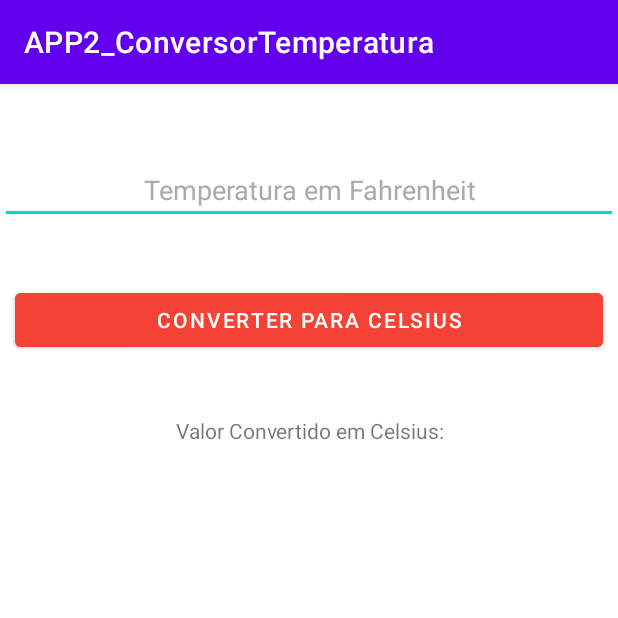
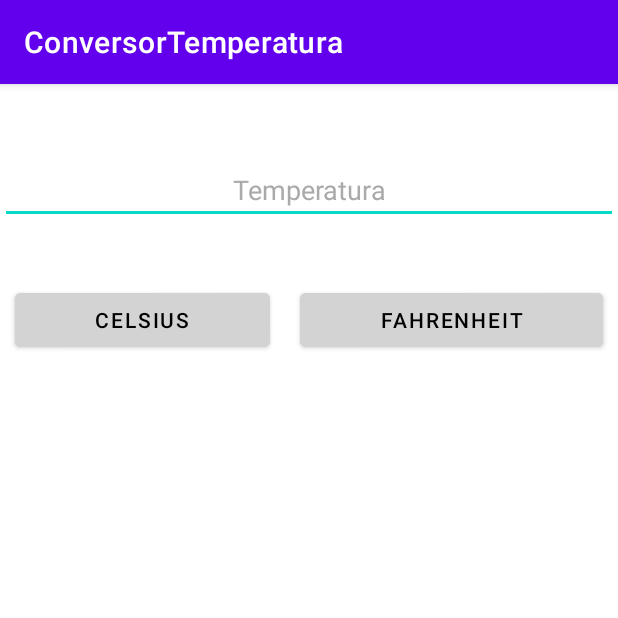
Before and after one commit to doc0185/IFSP_DesenvolvimentoMobile, an Android app: the screen it shows after launch (MainActivity), on a phone screen of 412 x 824 dp, the top half of it. Run offline under Robolectric (Android 15) with nearby library versions, the phone set to English and light mode, and no system bars.

Commit message:
Versão 2

```diff
--- a/app/src/main/java/com/example/app2_conversortemperatura/MainActivity.java
+++ b/app/src/main/java/com/example/app2_conversortemperatura/MainActivity.java
@@ -13,6 +13,8 @@ public class MainActivity extends AppCompatActivity implements View.OnClickListe
 
     private EditText valorEditText;
     private Button coverterPCelsius;
+
+    private Button coverterPFahrenheit;
     private TextView valorConvertidoTextView;
 
     @Override
@@ -26,6 +28,9 @@ public class MainActivity extends AppCompatActivity implements View.OnClickListe
         coverterPCelsius = findViewById(R.id.button_converter_p_celsius);
         coverterPCelsius.setOnClickListener(this);
 
+        coverterPFahrenheit = findViewById(R.id.button_converter_p_fahrenheit);
+        coverterPFahrenheit.setOnClickListener(this);
+
     }
 
     @Override
@@ -35,7 +40,15 @@ public class MainActivity extends AppCompatActivity implements View.OnClickListe
             double valorCelsius;
             valorCelsius = CelsiusStrategy.getIntance().getConversion(valorEscrito);
 
-            valorConvertidoTextView.setText(String.format("%.2fº", valorCelsius));
+            valorConvertidoTextView.setText(String.format("%.2f ºC", valorCelsius));
+        }
+
+        if (view == coverterPFahrenheit){
+            double valorEscrito = getValue();
+            double valorFahrenheit;
+            valorFahrenheit = FahrenheitStrategy.getIntance().getConversion(valorEscrito);
+
+            valorConvertidoTextView.setText(String.format("%.2f ºF", valorFahrenheit));
         }
     }
 
--- a/app/src/main/res/layout/activity_main.xml
+++ b/app/src/main/res/layout/activity_main.xml
@@ -14,7 +14,7 @@
         android:layout_marginTop="48dp"
         android:inputType="numberDecimal"
         android:textAlignment="center"
-        android:hint="@string/temperatura_em_fahrenheit"
+        android:hint="@string/temperatura"
         android:textColorHint="#aaa"/>
 
     <LinearLayout
@@ -31,16 +31,23 @@
             android:layout_marginStart="10dp"
             android:layout_marginEnd="10dp"
             android:layout_weight="1"
-            android:text="@string/converter_para_celsius"
-            android:backgroundTint="#F44336"/>
+            android:text="@string/celsius"
+            android:textColor="@color/black"
+            android:backgroundTint="#D3D3D3"/>
+
+
+        <Button
+            android:id="@+id/button_converter_p_fahrenheit"
+            android:layout_width="wrap_content"
+            android:layout_height="wrap_content"
+            android:layout_marginStart="10dp"
+            android:layout_marginEnd="10dp"
+            android:layout_weight="1"
+            android:textColor="@color/black"
+            android:text="@string/fahrenheit"
+            android:backgroundTint="#D3D3D3"/>
 
     </LinearLayout>
-
-    <TextView
-        android:layout_width="match_parent"
-        android:layout_height="wrap_content"
-        android:text="@string/valor_convertido_em_celsius"
-        android:textAlignment="center"/>
 
     <TextView
         android:id="@+id/text_temp_convertida"
@@ -48,7 +55,7 @@
         android:layout_height="wrap_content"
         android:layout_marginTop="40dp"
         android:textAlignment="center"
-        android:textColor="#F44336"
+        android:textColor="#FF5722"
         android:textSize="30sp"/>
 
 </LinearLayout>
--- a/app/src/main/res/values/strings.xml
+++ b/app/src/main/res/values/strings.xml
@@ -1,6 +1,10 @@
 <resources>
-    <string name="app_name">APP2_ConversorTemperatura</string>
+    <string name="app_name">ConversorTemperatura</string>
     <string name="temperatura_em_fahrenheit">Temperatura em Fahrenheit</string>
     <string name="converter_para_celsius">Converter para Celsius</string>
     <string name="valor_convertido_em_celsius">Valor Convertido em Celsius:</string>
+    <string name="temperatura">Temperatura</string>
+    <string name="valor_convertido">Valor Convertido:</string>
+    <string name="fahrenheit">Fahrenheit</string>
+    <string name="celsius">Celsius</string>
 </resources>
```
Also changed, not shown: app/src/main/java/com/example/app2_conversortemperatura/FahrenheitStrategy.java (added, +22 -0 lines).
